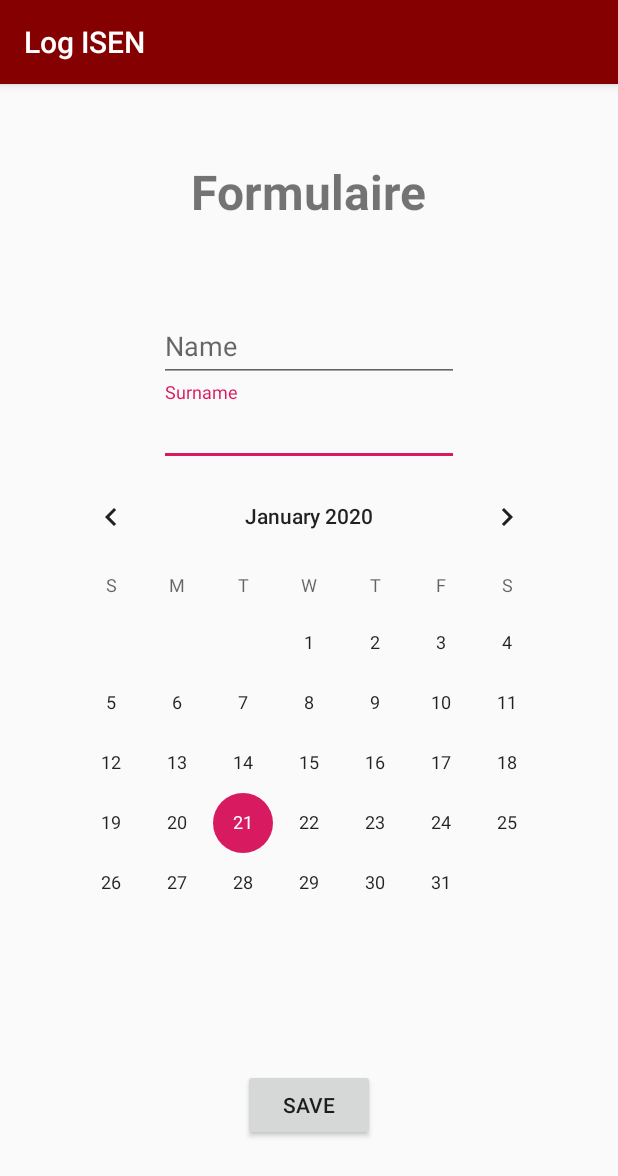
After one commit to EvannDev/AndroidKtlToolBox, an Android app: the FormActivity screen opened directly, with no data from a screen before it, on a phone screen of 412 x 824 dp. The commit adds this screen. Shown: the top 1176 px of the screen. Run offline under Robolectric (Android 15) with nearby library versions, the phone set to English and light mode, and no system bars.

Commit message:
Creation Formulaire

```diff
--- a/app/src/main/AndroidManifest.xml
+++ b/app/src/main/AndroidManifest.xml
@@ -9,8 +9,8 @@
         android:roundIcon="@mipmap/ic_launcher_round"
         android:supportsRtl="true"
         android:theme="@style/AppTheme">
-        <activity android:name=".Activity.LifeCycle"></activity>
-        <activity android:name=".Activity.LoginActivity" />
+        <activity android:name=".Activity.FormActivity"></activity>
+        <activity android:name=".Activity.LifeCycle" />
         <activity android:name=".Activity.HomeActivity" />
         <activity android:name=".Activity.LoginActivity">
             <intent-filter>
--- /dev/null
+++ b/app/src/main/java/fr/isen/debailliencourt/android/Activity/FormActivity.kt
@@ -0,0 +1,21 @@
+package fr.isen.debailliencourt.android.Activity
+
+import android.content.Context
+import android.content.SharedPreferences
+import androidx.appcompat.app.AppCompatActivity
+import android.os.Bundle
+import fr.isen.debailliencourt.android.R
+
+class FormActivity : AppCompatActivity() {
+
+
+
+    override fun onCreate(savedInstanceState: Bundle?) {
+        super.onCreate(savedInstanceState)
+        setContentView(R.layout.activity_form)
+
+
+    }
+
+
+}
--- a/app/src/main/java/fr/isen/debailliencourt/android/Activity/HomeActivity.kt
+++ b/app/src/main/java/fr/isen/debailliencourt/android/Activity/HomeActivity.kt
@@ -1,16 +1,23 @@
 package fr.isen.debailliencourt.android.Activity
 
+import android.content.Context
 import android.content.Intent
+import android.content.SharedPreferences
 import androidx.appcompat.app.AppCompatActivity
 import android.os.Bundle
+import android.widget.Toast
 import fr.isen.debailliencourt.android.R
 import kotlinx.android.synthetic.main.activity_home.*
 
 class HomeActivity : AppCompatActivity() {
 
+    lateinit var sharedPreferences: SharedPreferences
+
     override fun onCreate(savedInstanceState: Bundle?) {
         super.onCreate(savedInstanceState)
         setContentView(R.layout.activity_home)
+
+        sharedPreferences = getSharedPreferences(LoginActivity.LOGIN_PREF, Context.MODE_PRIVATE)
 
         val cycleIntent : Intent =  Intent(this,
             LifeCycle::class.java)
@@ -18,15 +25,38 @@ class HomeActivity : AppCompatActivity() {
         imCycleVie.setOnClickListener{
             startActivity(cycleIntent)
         }
-
         imRCycleVie.setOnClickListener{
             startActivity(cycleIntent)
         }
-
         textCycleVie.setOnClickListener{
             startActivity(cycleIntent)
         }
 
+        val saveIntent : Intent =  Intent(this,
+            FormActivity::class.java)
 
+        imSave.setOnClickListener{
+            startActivity(saveIntent)
+        }
+        imRSave.setOnClickListener{
+            startActivity(saveIntent)
+        }
+        textSave.setOnClickListener{
+            startActivity(saveIntent)
+        }
+
+        buttonLogOut.setOnClickListener{
+            Toast.makeText(this, "Logout", Toast.LENGTH_LONG)
+            doLogout()
+        }
+    }
+
+    private fun doLogout(){
+        val editor : SharedPreferences.Editor = sharedPreferences.edit()
+        editor.clear()
+        editor.apply()
+        val loginIntent : Intent =  Intent(this,
+            LoginActivity::class.java)
+        startActivity(loginIntent)
     }
 }
--- a/app/src/main/java/fr/isen/debailliencourt/android/Activity/LoginActivity.kt
+++ b/app/src/main/java/fr/isen/debailliencourt/android/Activity/LoginActivity.kt
@@ -17,7 +17,7 @@ class LoginActivity : AppCompatActivity() {
     companion object{
         private const val GOOD_ID: String = "admin"
         private const val GOOD_PASS: String  ="1234"
-        private const val LOGIN_PREF: String = "login"
+        const val LOGIN_PREF: String = "login"
     }
 
     override fun onCreate(savedInstanceState: Bundle?) {
@@ -33,7 +33,7 @@ class LoginActivity : AppCompatActivity() {
             goToHome()
         }
 
-        button.setOnClickListener(){
+        button.setOnClickListener{
             doLogin()
         }
     }
@@ -62,12 +62,6 @@ class LoginActivity : AppCompatActivity() {
         editor.apply()
     }
 
-    private fun logout(){
-        val editor : SharedPreferences.Editor = sharedPreferences.edit()
-        editor.clear()
-        editor.apply()
-    }
-
     private fun goToHome(){
         val homeIntent : Intent =  Intent(this,
             HomeActivity::class.java)
--- /dev/null
+++ b/app/src/main/res/layout/activity_form.xml
@@ -0,0 +1,71 @@
+<?xml version="1.0" encoding="utf-8"?>
+<androidx.constraintlayout.widget.ConstraintLayout xmlns:android="http://schemas.android.com/apk/res/android"
+    xmlns:app="http://schemas.android.com/apk/res-auto"
+    xmlns:tools="http://schemas.android.com/tools"
+    android:layout_width="match_parent"
+    android:layout_height="match_parent"
+    tools:context=".Activity.FormActivity">
+
+    <com.google.android.material.textfield.TextInputLayout
+        android:id="@+id/Surname"
+        android:layout_width="0dp"
+        android:layout_height="wrap_content"
+        app:layout_constraintEnd_toEndOf="@+id/Name"
+        app:layout_constraintStart_toStartOf="@+id/Name"
+        app:layout_constraintTop_toBottomOf="@+id/Name">
+
+        <com.google.android.material.textfield.TextInputEditText
+            android:id="@+id/textInputSurname"
+            android:layout_width="match_parent"
+            android:layout_height="wrap_content"
+            android:hint="Surname" />
+    </com.google.android.material.textfield.TextInputLayout>
+
+    <com.google.android.material.textfield.TextInputLayout
+        android:id="@+id/Name"
+        android:layout_width="200dp"
+        android:layout_height="wrap_content"
+        app:layout_constraintBottom_toBottomOf="parent"
+        app:layout_constraintEnd_toEndOf="parent"
+        app:layout_constraintStart_toStartOf="parent"
+        app:layout_constraintTop_toTopOf="parent"
+        app:layout_constraintVertical_bias="0.19999999">
+
+        <com.google.android.material.textfield.TextInputEditText
+            android:id="@+id/textInputName"
+            android:layout_width="match_parent"
+            android:layout_height="wrap_content"
+            android:hint="Name" />
+    </com.google.android.material.textfield.TextInputLayout>
+
+    <TextView
+        android:id="@+id/textForm"
+        android:layout_width="wrap_content"
+        android:layout_height="wrap_content"
+        android:layout_marginTop="50dp"
+        android:text="Formulaire"
+        android:textSize="32dp"
+        android:textStyle="bold"
+        app:layout_constraintEnd_toEndOf="parent"
+        app:layout_constraintStart_toStartOf="parent"
+        app:layout_constraintTop_toTopOf="parent" />
+
+    <CalendarView
+        android:id="@+id/calendarView"
+        android:layout_width="wrap_content"
+        android:layout_height="wrap_content"
+        app:layout_constraintEnd_toEndOf="parent"
+        app:layout_constraintStart_toStartOf="parent"
+        app:layout_constraintTop_toBottomOf="@+id/Surname" />
+
+    <Button
+        android:id="@+id/buttonSave"
+        android:layout_width="wrap_content"
+        android:layout_height="wrap_content"
+        android:text="Save"
+        app:layout_constraintBottom_toBottomOf="parent"
+        app:layout_constraintEnd_toEndOf="parent"
+        app:layout_constraintStart_toStartOf="parent"
+        app:layout_constraintTop_toBottomOf="@+id/calendarView" />
+
+</androidx.constraintlayout.widget.ConstraintLayout>
--- a/app/src/main/res/layout/activity_home.xml
+++ b/app/src/main/res/layout/activity_home.xml
@@ -102,6 +102,7 @@
         android:id="@+id/imCycleVie"
         android:layout_width="33dp"
         android:layout_height="33dp"
+        android:background="#00DF1010"
         app:layout_constraintBottom_toBottomOf="@+id/imRCycleVie"
         app:layout_constraintEnd_toEndOf="@+id/imRCycleVie"
         app:layout_constraintStart_toStartOf="@+id/imRCycleVie"
```
